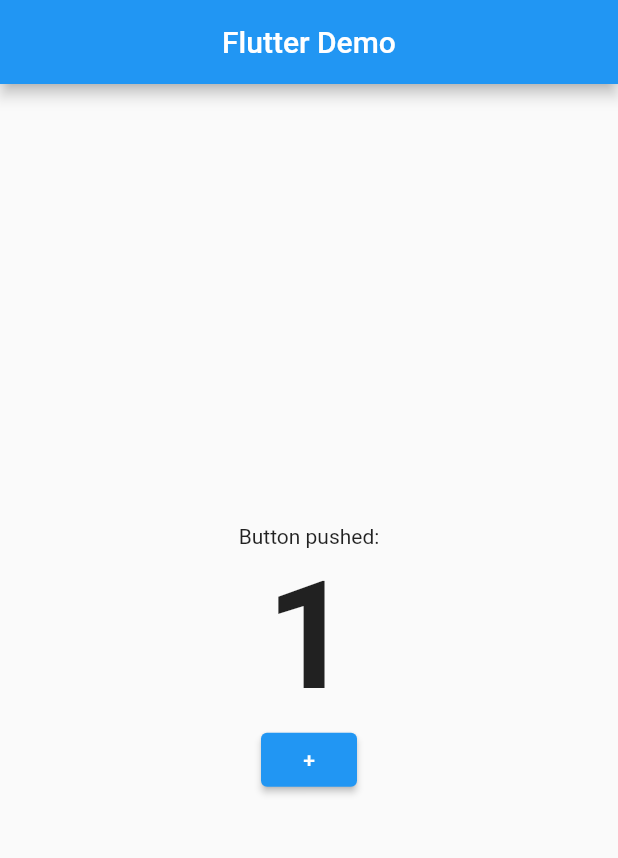
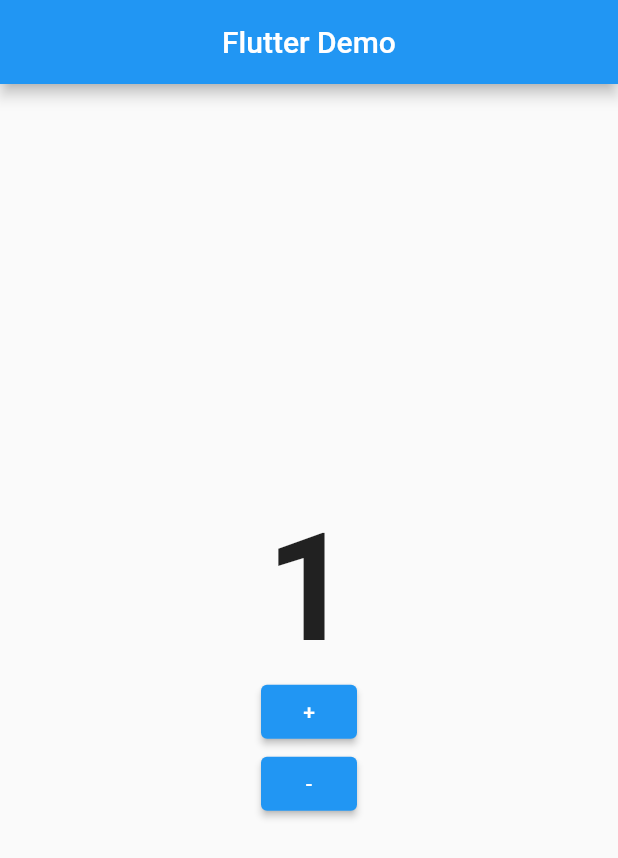
Before and after one commit to MoAfiq/bloc_besquare, a Flutter app: the screen it shows after launch, after a tap on an icon or button, on a phone screen of 412 x 824 dp. Shown: the top 858 px of the screen. Run offline on Flutter 3.47's test engine with Material 2 defaults, Android fonts, the phone set to English and light mode, and no system bars; our stand-ins replace flutter_bloc.

```diff
--- a/lib/counter_dart.dart
+++ b/lib/counter_dart.dart
@@ -6,4 +6,8 @@ class CounterCubit extends Cubit<int> {
   void increment() {
     emit((state + 1));
   }
+
+  void decrement() {
+    emit((state - 1));
+  }
 }
--- a/lib/main.dart
+++ b/lib/main.dart
@@ -36,7 +36,23 @@ class _HomePageState extends State<HomePage> {
         title: Text('Flutter Demo'),
         centerTitle: true,
       ),
-      body: BlocBuilder<CounterCubit, int>(
+      body: BlocListener<CounterCubit, int>(
+        bloc: cubit,
+        listener: (context, state) {
+          const snackBar = SnackBar(
+            content: Text('State is reached'),
+          );
+          const snackBar2 = SnackBar(
+            content: Text('State is 7'),
+          );
+
+          if (state == 5) {
+            ScaffoldMessenger.of(context).showSnackBar(snackBar);
+          } else if (state == 7) {
+            ScaffoldMessenger.of(context).showSnackBar(snackBar2);
+          }
+        },
+        child: BlocBuilder<CounterCubit, int>(
           bloc: cubit,
           builder: (BuildContext context, state) {
             return Center(
@@ -44,22 +60,30 @@ class _HomePageState extends State<HomePage> {
                 mainAxisAlignment: MainAxisAlignment.center,
                 children: [
                   Text(
-                  'Button pushed:',
+                    '$state',
+                    style: const TextStyle(
+                      fontSize: 100,
+                      fontWeight: FontWeight.bold,
                     ),
-                Text(
-                  '$state',
-                  style: TextStyle(fontSize: 100, fontWeight: FontWeight.bold),
                   ),
                   ElevatedButton(
                     onPressed: () {
                       cubit.increment();
                     },
-                    child: const Text('+'))
+                    child: const Text('+'),
+                  ),
+                  ElevatedButton(
+                    onPressed: () {
+                      cubit.decrement();
+                    },
+                    child: const Text('-'),
+                  ),
                 ],
               ),
             );
           },
         ),
+      ),
     );
   }
 }
```
Lines whose indentation alone changed are shown as unchanged.
